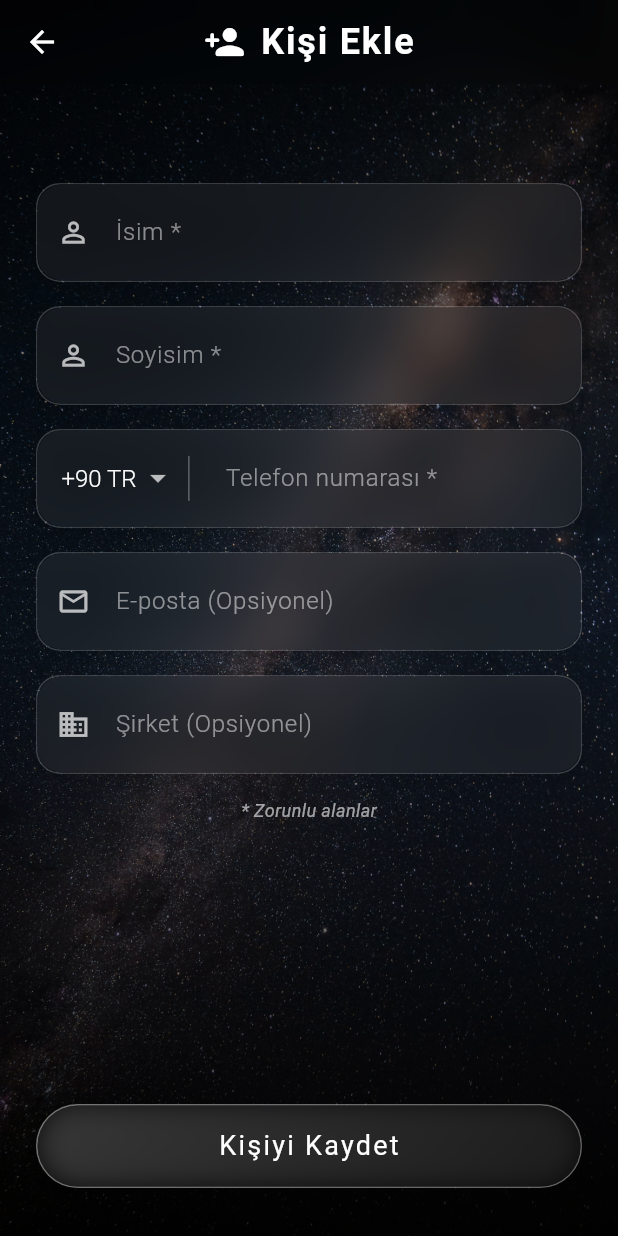
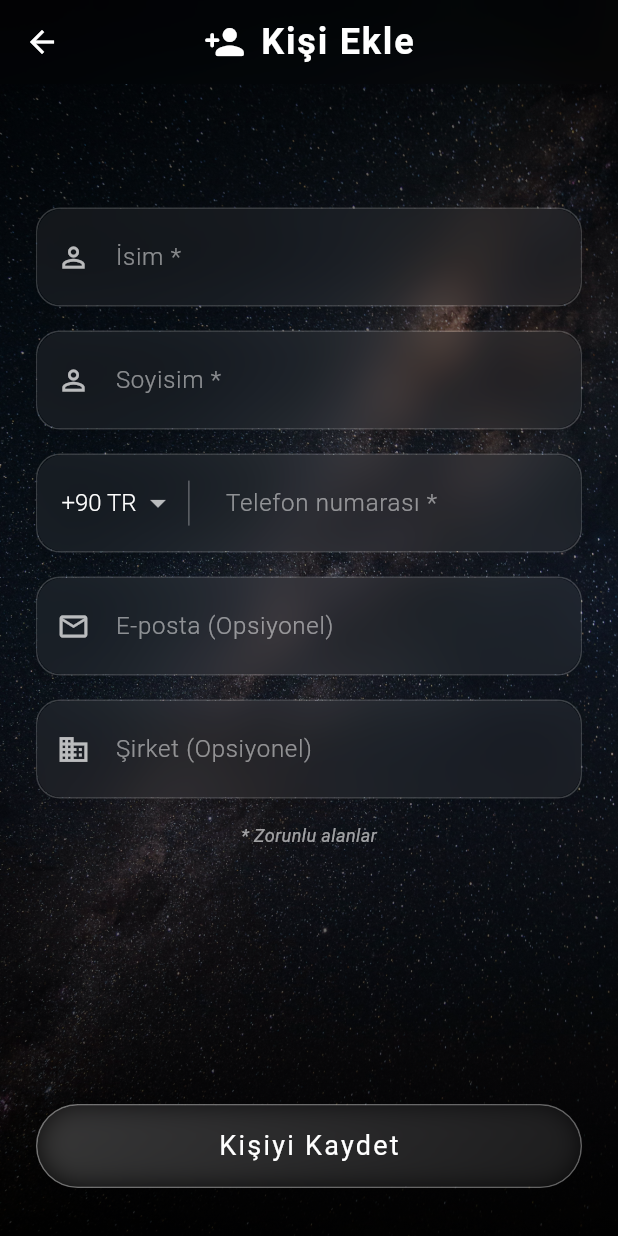
Before and after one commit to BurakYucelPY/WhatsAppBot, a Flutter app: the KisiEkleView screen opened directly, on a phone screen of 412 x 824 dp. Run offline on Flutter 3.47's test engine with Material 3 defaults, Android fonts, the phone set to English and light mode, and no system bars; our stand-ins replace font_awesome_flutter, go_router, table_calendar.

Commit message:
fix dropdown UI

```diff
--- a/lib/screens/anasayfa/anasayfa_view.dart
+++ b/lib/screens/anasayfa/anasayfa_view.dart
@@ -182,7 +182,8 @@ class AnasayfaView extends StatelessWidget {
                               ),
                             ],
                           ),
-                          const SizedBox(height: 12),
+                          const SizedBox(height: 8),
+                          const Divider(),
                           RichText(
                             text: const TextSpan(
                               children: [
--- a/lib/screens/ayarlar/rehber/kisi_ekle/kisi_ekle_view.dart
+++ b/lib/screens/ayarlar/rehber/kisi_ekle/kisi_ekle_view.dart
@@ -88,7 +88,7 @@ class KisiEkleView extends StatelessWidget {
                                   SizedBox(
                                       height:
                                           MediaQuery.of(context).size.height *
-                                              0.08),
+                                              0.1),
                                   Container(
                                     decoration: BoxDecoration(
                                       borderRadius: BorderRadius.circular(16),
@@ -243,6 +243,10 @@ class KisiEkleView extends StatelessWidget {
                                               Container(
                                                 padding: const EdgeInsets.only(
                                                     left: 16),
+                                                decoration: BoxDecoration(
+                                                  borderRadius:
+                                                      BorderRadius.circular(12),
+                                                ),
                                                 child:
                                                     DropdownButtonHideUnderline(
                                                   child: DropdownButton<String>(
@@ -253,8 +257,11 @@ class KisiEkleView extends StatelessWidget {
                                                       color: Colors.white
                                                           .withOpacity(0.7),
                                                     ),
-                                                    dropdownColor:
-                                                        Colors.black87,
+                                                    dropdownColor: Colors.black
+                                                        .withOpacity(0.8),
+                                                    borderRadius:
+                                                        BorderRadius.circular(
+                                                            12),
                                                     style: const TextStyle(
                                                       color: Colors.white,
                                                       fontSize: 16,
```
